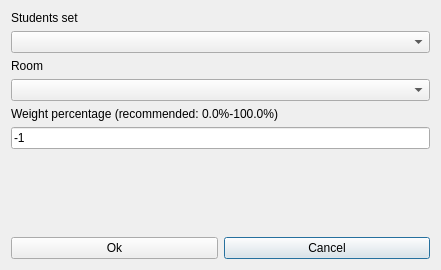
First picture: the form in src/interface/modifyconstraintstudentssethomeroomform_template.ui, repository janLo/FET, before the edit.
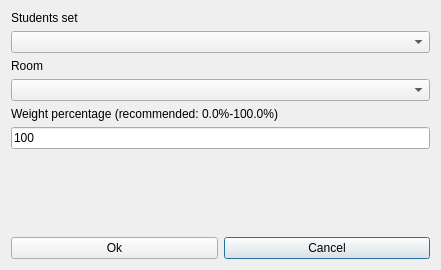
Second picture: the form after the edit.

```diff
--- a/src/interface/modifyconstraintstudentssethomeroomform_template.ui
+++ b/src/interface/modifyconstraintstudentssethomeroomform_template.ui
@@ -53,7 +53,7 @@
    <item row="5" column="0" colspan="2">
     <widget class="QLineEdit" name="weightLineEdit">
      <property name="text">
-      <string>-1</string>
+      <string notr="true">100</string>
      </property>
     </widget>
    </item>
```
Left out of the diff: 7 changed lines with no effect on the pictures.
